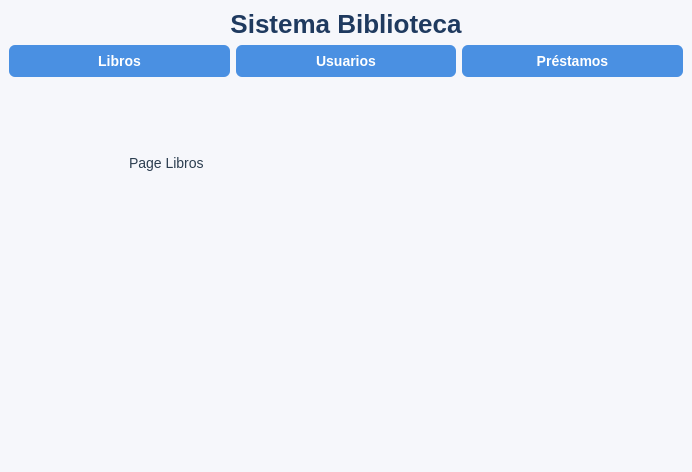
DrosherJC/Proyecto-biblioteca-CRUD, file mainwindow.ui: the form before one commit.
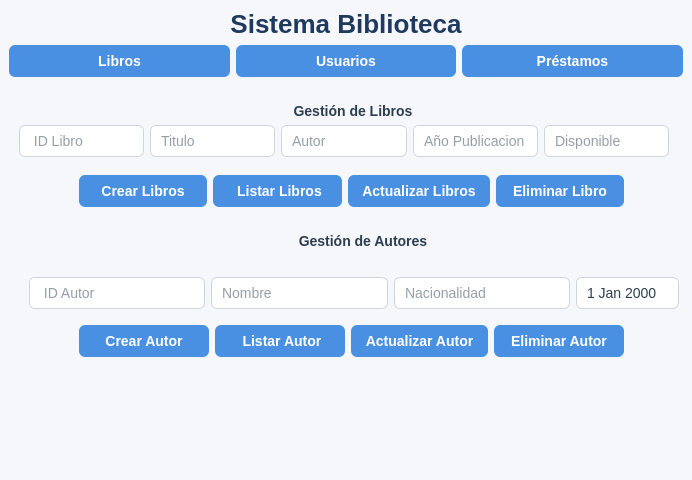
The form after the commit. The open tabs and pages were chosen to show the change.

Commit message: buscar libros y autores

```diff
--- a/mainwindow.ui
+++ b/mainwindow.ui
@@ -7,7 +7,7 @@
     <x>0</x>
     <y>0</y>
     <width>692</width>
-    <height>472</height>
+    <height>480</height>
    </rect>
   </property>
   <property name="windowTitle">
@@ -597,15 +597,251 @@
        <widget class="QLabel" name="label">
         <property name="geometry">
          <rect>
-          <x>120</x>
-          <y>70</y>
-          <width>201</width>
-          <height>20</height>
+          <x>20</x>
+          <y>0</y>
+          <width>648</width>
+          <height>56</height>
          </rect>
         </property>
+        <property name="sizePolicy">
+         <sizepolicy hsizetype="Preferred" vsizetype="Fixed">
+          <horstretch>0</horstretch>
+          <verstretch>0</verstretch>
+         </sizepolicy>
+        </property>
+        <property name="font">
+         <font>
+          <family>Segoe UI</family>
+          <pointsize>-1</pointsize>
+          <bold>true</bold>
+         </font>
+        </property>
+        <property name="styleSheet">
+         <string notr="true">QLabel#labelUsuarios {
+    background-color: #e9eef6;
+    color: #1f3a5f;
+    font-size: 18px;
+    font-weight: bold;
+    padding: 8px;
+    border-radius: 6px;
+    min-height: 40px;
+    max-height: 40px;
+    qproperty-alignment: AlignCenter;
+}
+</string>
+        </property>
         <property name="text">
-         <string>Page Libros</string>
+         <string>Gestión de Libros</string>
         </property>
+        <property name="alignment">
+         <set>Qt::AlignmentFlag::AlignCenter</set>
+        </property>
+       </widget>
+       <widget class="QWidget" name="layoutWidget">
+        <property name="geometry">
+         <rect>
+          <x>10</x>
+          <y>40</y>
+          <width>650</width>
+          <height>37</height>
+         </rect>
+        </property>
+        <layout class="QHBoxLayout" name="_2">
+         <item>
+          <widget class="QLineEdit" name="txtId_2">
+           <property name="placeholderText">
+            <string> ID Libro</string>
+           </property>
+          </widget>
+         </item>
+         <item>
+          <widget class="QLineEdit" name="txtNombre_2">
+           <property name="placeholderText">
+            <string>Titulo</string>
+           </property>
+          </widget>
+         </item>
+         <item>
+          <widget class="QLineEdit" name="txtCedula_2">
+           <property name="placeholderText">
+            <string>Autor</string>
+           </property>
+          </widget>
+         </item>
+         <item>
+          <widget class="QLineEdit" name="txtCorreo_2">
+           <property name="placeholderText">
+            <string>Año Publicacion</string>
+           </property>
+          </widget>
+         </item>
+         <item>
+          <widget class="QLineEdit" name="txtTelefono_2">
+           <property name="placeholderText">
+            <string>Disponible</string>
+           </property>
+          </widget>
+         </item>
+        </layout>
+       </widget>
+       <widget class="QWidget" name="layoutWidget_2">
+        <property name="geometry">
+         <rect>
+          <x>70</x>
+          <y>90</y>
+          <width>545</width>
+          <height>37</height>
+         </rect>
+        </property>
+        <layout class="QHBoxLayout" name="_3">
+         <item>
+          <widget class="QPushButton" name="btnCrearUsuario_2">
+           <property name="text">
+            <string>Crear Libros</string>
+           </property>
+          </widget>
+         </item>
+         <item>
+          <widget class="QPushButton" name="btnListarUsuarios_2">
+           <property name="text">
+            <string> Listar Libros</string>
+           </property>
+          </widget>
+         </item>
+         <item>
+          <widget class="QPushButton" name="btnModificarUsuario_2">
+           <property name="text">
+            <string>Actualizar Libros</string>
+           </property>
+          </widget>
+         </item>
+         <item>
+          <widget class="QPushButton" name="btnEliminarUsuario_2">
+           <property name="text">
+            <string>Eliminar Libro</string>
+           </property>
+          </widget>
+         </item>
+        </layout>
+       </widget>
+       <widget class="QWidget" name="layoutWidget_3">
+        <property name="geometry">
+         <rect>
+          <x>20</x>
+          <y>190</y>
+          <width>650</width>
+          <height>41</height>
+         </rect>
+        </property>
+        <layout class="QHBoxLayout" name="_4">
+         <item>
+          <widget class="QLineEdit" name="txtId_3">
+           <property name="placeholderText">
+            <string> ID Autor</string>
+           </property>
+          </widget>
+         </item>
+         <item>
+          <widget class="QLineEdit" name="txtNombre_3">
+           <property name="placeholderText">
+            <string>Nombre</string>
+           </property>
+          </widget>
+         </item>
+         <item>
+          <widget class="QLineEdit" name="txtCedula_3">
+           <property name="placeholderText">
+            <string>Nacionalidad</string>
+           </property>
+          </widget>
+         </item>
+         <item>
+          <widget class="QDateEdit" name="dateEdit"/>
+         </item>
+        </layout>
+       </widget>
+       <widget class="QLabel" name="labelUsuarios_3">
+        <property name="geometry">
+         <rect>
+          <x>30</x>
+          <y>130</y>
+          <width>648</width>
+          <height>56</height>
+         </rect>
+        </property>
+        <property name="sizePolicy">
+         <sizepolicy hsizetype="Preferred" vsizetype="Fixed">
+          <horstretch>0</horstretch>
+          <verstretch>0</verstretch>
+         </sizepolicy>
+        </property>
+        <property name="font">
+         <font>
+          <family>Segoe UI</family>
+          <pointsize>-1</pointsize>
+          <bold>true</bold>
+         </font>
+        </property>
+        <property name="styleSheet">
+         <string notr="true">QLabel#labelUsuarios {
+    background-color: #e9eef6;
+    color: #1f3a5f;
+    font-size: 18px;
+    font-weight: bold;
+    padding: 8px;
+    border-radius: 6px;
+    min-height: 40px;
+    max-height: 40px;
+    qproperty-alignment: AlignCenter;
+}
+</string>
+        </property>
+        <property name="text">
+         <string>Gestión de Autores</string>
+        </property>
+        <property name="alignment">
+         <set>Qt::AlignmentFlag::AlignCenter</set>
+        </property>
+       </widget>
+       <widget class="QWidget" name="layoutWidget_4">
+        <property name="geometry">
+         <rect>
+          <x>70</x>
+          <y>240</y>
+          <width>545</width>
+          <height>37</height>
+         </rect>
+        </property>
+        <layout class="QHBoxLayout" name="_5">
+         <item>
+          <widget class="QPushButton" name="btnCrearUsuario_3">
+           <property name="text">
+            <string>Crear Autor</string>
+           </property>
+          </widget>
+         </item>
+         <item>
+          <widget class="QPushButton" name="btnListarUsuarios_3">
+           <property name="text">
+            <string> Listar Autor</string>
+           </property>
+          </widget>
+         </item>
+         <item>
+          <widget class="QPushButton" name="btnModificarUsuario_3">
+           <property name="text">
+            <string>Actualizar Autor</string>
+           </property>
+          </widget>
+         </item>
+         <item>
+          <widget class="QPushButton" name="btnEliminarUsuario_3">
+           <property name="text">
+            <string>Eliminar Autor</string>
+           </property>
+          </widget>
+         </item>
+        </layout>
        </widget>
       </widget>
      </widget>
```
Left out of the diff: 8 changed lines with no effect on the pictures. The commit also changes 2 other files.
